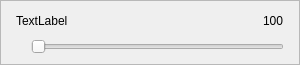
Qt form volumeselectoritem.ui (Frewacom/midi-soundboard) before a commit.
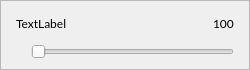
The same form after that commit. Icons and pictures are not drawn.

```diff
--- a/volumeselectoritem.ui
+++ b/volumeselectoritem.ui
@@ -6,8 +6,8 @@
    <rect>
     <x>0</x>
     <y>0</y>
-    <width>300</width>
-    <height>60</height>
+    <width>250</width>
+    <height>70</height>
    </rect>
   </property>
   <property name="sizePolicy">
@@ -16,10 +16,16 @@
     <verstretch>0</verstretch>
    </sizepolicy>
   </property>
+  <property name="minimumSize">
+   <size>
+    <width>0</width>
+    <height>0</height>
+   </size>
+  </property>
   <property name="maximumSize">
    <size>
-    <width>16777215</width>
-    <height>60</height>
+    <width>1667</width>
+    <height>70</height>
    </size>
   </property>
   <property name="windowTitle">
@@ -72,6 +78,20 @@
        <layout class="QHBoxLayout" name="horizontalLayout_2">
         <item>
          <widget class="QLabel" name="AudioDevice">
+          <property name="maximumSize">
+           <size>
+            <width>225</width>
+            <height>16777215</height>
+           </size>
+          </property>
+          <property name="font">
+           <font>
+            <family>Lato</family>
+           </font>
+          </property>
+          <property name="accessibleName">
+           <string/>
+          </property>
           <property name="text">
            <string>TextLabel</string>
           </property>
@@ -92,6 +112,11 @@
         </item>
         <item>
          <widget class="QLabel" name="VolumeLabel">
+          <property name="font">
+           <font>
+            <family>Lato</family>
+           </font>
+          </property>
           <property name="text">
            <string>100</string>
           </property>
```
Left out of the diff: 3 changed lines with no effect on the pictures.
